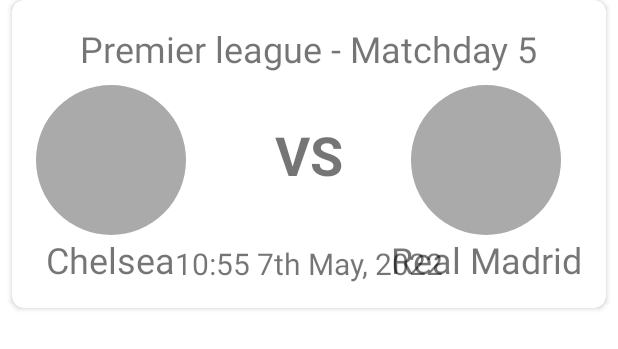
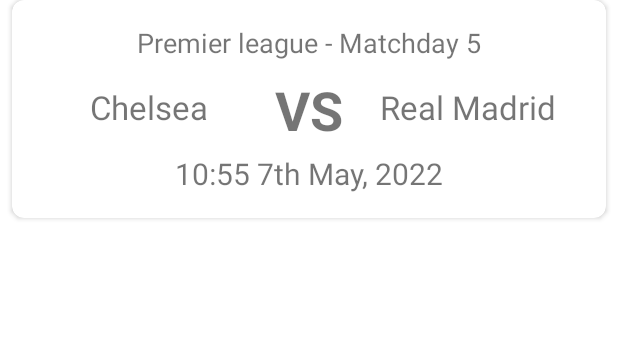
Before and after one commit to Victor-El/FixturesApp, an Android app: the layout item_fixture_layout.xml on its own in the app's theme, with its tools: preview values and no code run, on a phone screen of 412 x 824 dp. Shown: the top 349 px of the screen. Run offline under Robolectric (Android 15) with nearby library versions, the phone set to English and light mode, and no system bars.

Commit message:
show all fixtures

```diff
--- a/app/src/main/java/com/example/fixtures/Utils.kt
+++ b/app/src/main/java/com/example/fixtures/Utils.kt
@@ -4,6 +4,7 @@ import android.widget.ImageView
 import coil.ImageLoader
 import coil.decode.SvgDecoder
 import coil.request.ImageRequest
+import coil.size.Scale
 
 object Utils {
     fun ImageView.loadUrl(url: String?) {
@@ -17,6 +18,7 @@ object Utils {
             .crossfade(500)
             .data(url)
             .target(this)
+            .scale(Scale.FILL)
             .build()
 
         imageLoader.enqueue(request)
--- a/app/src/main/java/com/example/fixtures/presentation/view/FixturesHomeFragment.kt
+++ b/app/src/main/java/com/example/fixtures/presentation/view/FixturesHomeFragment.kt
@@ -7,6 +7,7 @@ import android.widget.Toast
 import androidx.core.view.isVisible
 import androidx.fragment.app.Fragment
 import androidx.fragment.app.activityViewModels
+import androidx.navigation.fragment.findNavController
 import com.example.fixtures.R
 import com.example.fixtures.databinding.FragmentFixturesHomeBinding
 import com.example.fixtures.presentation.adapters.CompetitionAdapter
@@ -31,6 +32,11 @@ class FixturesHomeFragment: Fragment(R.layout.fragment_fixtures_home) {
 
         viewModel.getFixtures().observe(viewLifecycleOwner) { viewData ->
             viewBinding?.let {
+
+                it.viewAll.setOnClickListener {
+                    findNavController().navigate(FixturesHomeFragmentDirections.actionFixturesHomeFragmentToAllFixturesFragment())
+                }
+
                 if (viewData.data == null) {
                     if (viewData.errMsg != null) {
                         it.shimmer.isVisible = false
--- a/app/src/main/res/layout/fragment_fixtures_home.xml
+++ b/app/src/main/res/layout/fragment_fixtures_home.xml
@@ -48,7 +48,7 @@
                    android:id="@+id/view_all"
                    android:layout_width="match_parent"
                    android:layout_height="wrap_content"
-                   android:text="View All Leagues"
+                   android:text="View All Fixtures"
                    android:textSize="26sp"
                    android:drawableEnd="@drawable/ic_round_arrow_forward" />
 
--- a/app/src/main/res/layout/item_fixture_layout.xml
+++ b/app/src/main/res/layout/item_fixture_layout.xml
@@ -18,7 +18,7 @@
         <TextView
             android:id="@+id/match"
             android:text="Premier league - Matchday 5"
-            android:textSize="24sp"
+            android:textSize="18sp"
             android:layout_width="wrap_content"
             android:layout_height="wrap_content"
             app:layout_constraintStart_toStartOf="parent"
@@ -39,59 +39,67 @@
 
        <LinearLayout
            android:id="@+id/home_team"
-           android:layout_width="wrap_content"
+           android:layout_width="0dp"
            android:layout_height="wrap_content"
            android:orientation="vertical"
            android:gravity="center_horizontal"
-           android:layout_marginTop="8dp"
-           android:layout_marginBottom="48dp"
+           android:layout_marginTop="16dp"
+           android:layout_marginBottom="16dp"
+           android:layout_marginEnd="8dp"
+           app:layout_constraintEnd_toStartOf="@id/vs"
            app:layout_constraintStart_toStartOf="parent"
            app:layout_constraintTop_toBottomOf="@id/match"
-           app:layout_constraintBottom_toTopOf="time">
+           app:layout_constraintBottom_toTopOf="@id/time">
 
-           <com.google.android.material.imageview.ShapeableImageView
+           <!--<com.google.android.material.imageview.ShapeableImageView
                android:id="@+id/team_image"
                android:layout_width="100dp"
                android:layout_height="100dp"
                android:scaleType="centerCrop"
                android:background="@android:color/darker_gray"
-               app:shapeAppearanceOverlay="@style/circle_profile_image"/>
+               app:shapeAppearanceOverlay="@style/circle_profile_image"/>-->
 
            <TextView
                android:id="@+id/team_name"
                android:layout_width="wrap_content"
                android:layout_height="wrap_content"
                android:text="Chelsea"
-               android:textSize="24sp"/>
+               android:maxLines="1"
+               android:ellipsize="end"
+               android:textSize="22sp"/>
 
        </LinearLayout>
 
         <LinearLayout
             android:id="@+id/away_team"
-            android:layout_width="wrap_content"
+            android:layout_width="0dp"
             android:layout_height="wrap_content"
             android:orientation="vertical"
             android:gravity="center_horizontal"
-            android:layout_marginTop="8dp"
-            android:layout_marginBottom="48dp"
+            android:layout_marginTop="16dp"
+            android:layout_marginBottom="16dp"
+            android:layout_marginStart="8dp"
+            app:layout_constraintStart_toEndOf="@id/vs"
             app:layout_constraintEnd_toEndOf="parent"
             app:layout_constraintTop_toBottomOf="@id/match"
-            app:layout_constraintBottom_toTopOf="time">
+            app:layout_constraintBottom_toTopOf="@id/time">
 
-            <com.google.android.material.imageview.ShapeableImageView
+            <!--<com.google.android.material.imageview.ShapeableImageView
                 android:id="@+id/away_image"
                 android:layout_width="100dp"
                 android:layout_height="100dp"
                 android:scaleType="centerCrop"
                 android:background="@android:color/darker_gray"
-                app:shapeAppearanceOverlay="@style/circle_profile_image"/>
+                app:shapeAppearanceOverlay="@style/circle_profile_image"/>-->
 
             <TextView
                 android:id="@+id/away_name"
                 android:layout_width="wrap_content"
                 android:layout_height="wrap_content"
                 android:text="Real Madrid"
-                android:textSize="24sp"/>
+                android:maxLines="1"
+                android:ellipsize="end"
+                android:textSize="22sp"/>
 
         </LinearLayout>
 
```
Also changed, not shown: app/src/main/java/com/example/fixtures/presentation/adapters/MatchAdapter.kt (added, +54 -0 lines), app/src/main/java/com/example/fixtures/presentation/view/AllFixturesFragment.kt (+19 -0 lines), app/src/main/res/layout/fragment_all_fixtures.xml (+38 -3 lines).
